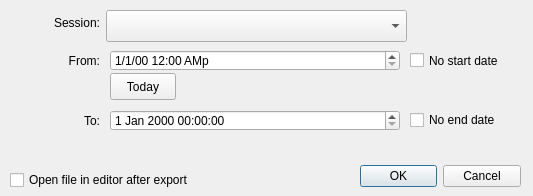
Above: SquareDesk-DEV/test123/songhistoryexportdialog.ui from mpogue2/SquareDesk before the change. Below: the same form after it.
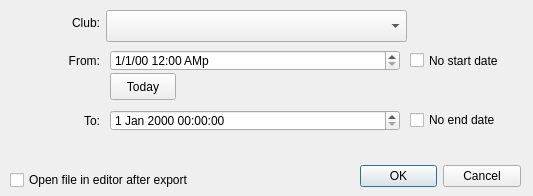
That is the form after the change.

Commit message: #1721: Clubs replace Sessions, with built-in Other and All

What changed in the file:
```diff
--- a/SquareDesk-DEV/test123/songhistoryexportdialog.ui
+++ b/SquareDesk-DEV/test123/songhistoryexportdialog.ui
@@ -52,7 +52,7 @@
     </rect>
    </property>
    <property name="text">
-    <string>Session:</string>
+    <string>Club:</string>
    </property>
    <property name="alignment">
     <set>Qt::AlignmentFlag::AlignRight|Qt::AlignmentFlag::AlignTrailing|Qt::AlignmentFlag::AlignVCenter</set>
```
The commit also changes 18 other files.
